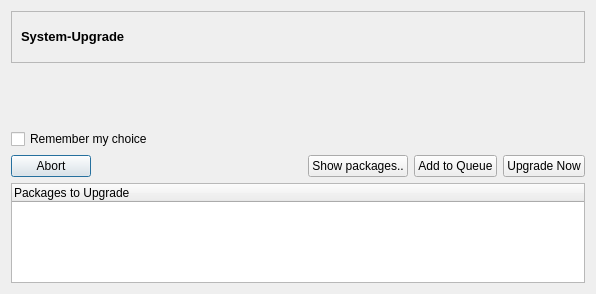
Above: trunk/shaman/ui/upgradeDialog.ui from drf/shaman1 before the change. Below: the same form after it.
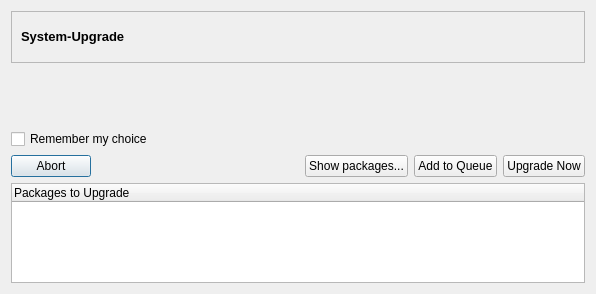
That is the form after the change. Icons and pictures are not drawn.

Patch:
```diff
--- a/trunk/shaman/ui/upgradeDialog.ui
+++ b/trunk/shaman/ui/upgradeDialog.ui
@@ -85,7 +85,7 @@
      <item>
       <widget class="QPushButton" name="showPackages" >
        <property name="text" >
-        <string>Show packages..</string>
+        <string>Show packages...</string>
        </property>
        <property name="checkable" >
         <bool>true</bool>
```
